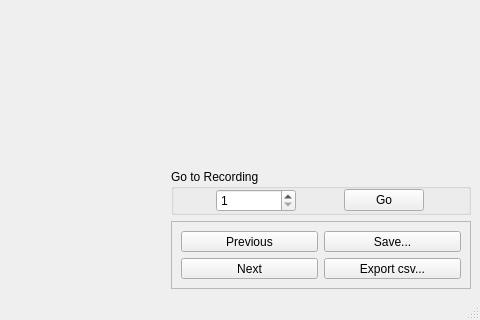
This is satkit/qt_annotator.ui in giuthas/satkit as Qt 5 draws it before an edit; both pictures show x 607 to 1087 and y 455 to 775 of the 1087 by 775 pixel window. The edited form follows.
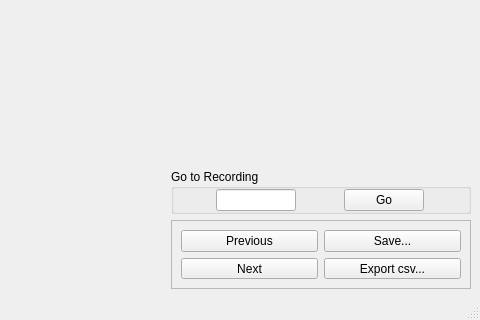
This is the edited form.

Commit message: Fixed the focus issue with the go input field and button.

```diff
--- a/satkit/qt_annotator.ui
+++ b/satkit/qt_annotator.ui
@@ -234,7 +234,7 @@
            <number>0</number>
           </property>
           <item>
-           <widget class="QSpinBox" name="goSpinBox">
+           <widget class="QLineEdit" name="goLineEdit">
             <property name="maximumSize">
              <size>
               <width>80</width>
@@ -242,13 +242,7 @@
              </size>
             </property>
             <property name="focusPolicy">
-             <enum>Qt::TabFocus</enum>
-            </property>
-            <property name="buttonSymbols">
-             <enum>QAbstractSpinBox::UpDownArrows</enum>
-            </property>
-            <property name="minimum">
-             <number>1</number>
+             <enum>Qt::StrongFocus</enum>
             </property>
            </widget>
           </item>
```
Left out of the diff: 3 changed lines with no effect on the pictures. The commit also changes 2 other files.
